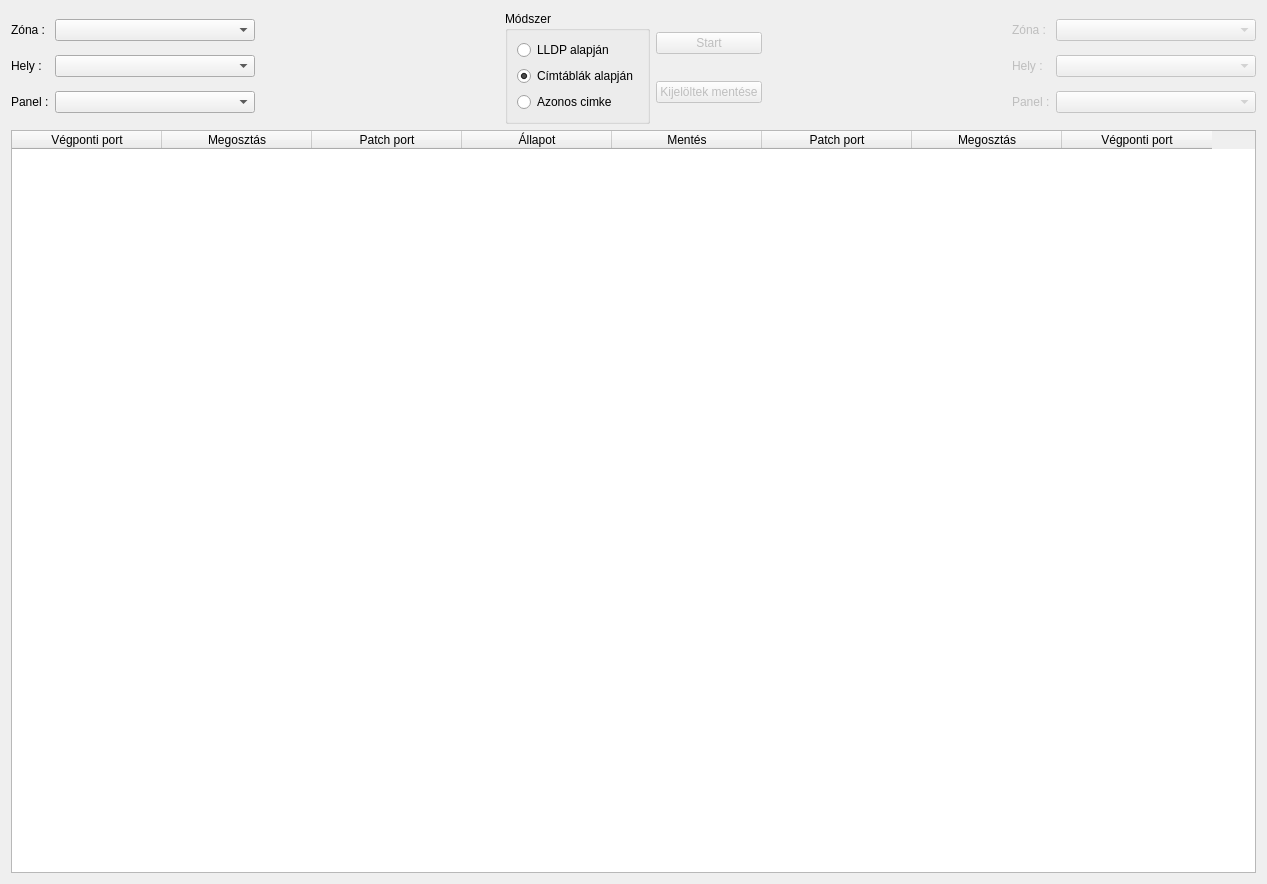
Old version of the form lv2g/deducepatch.ui in the repository csikfer/lanview2.
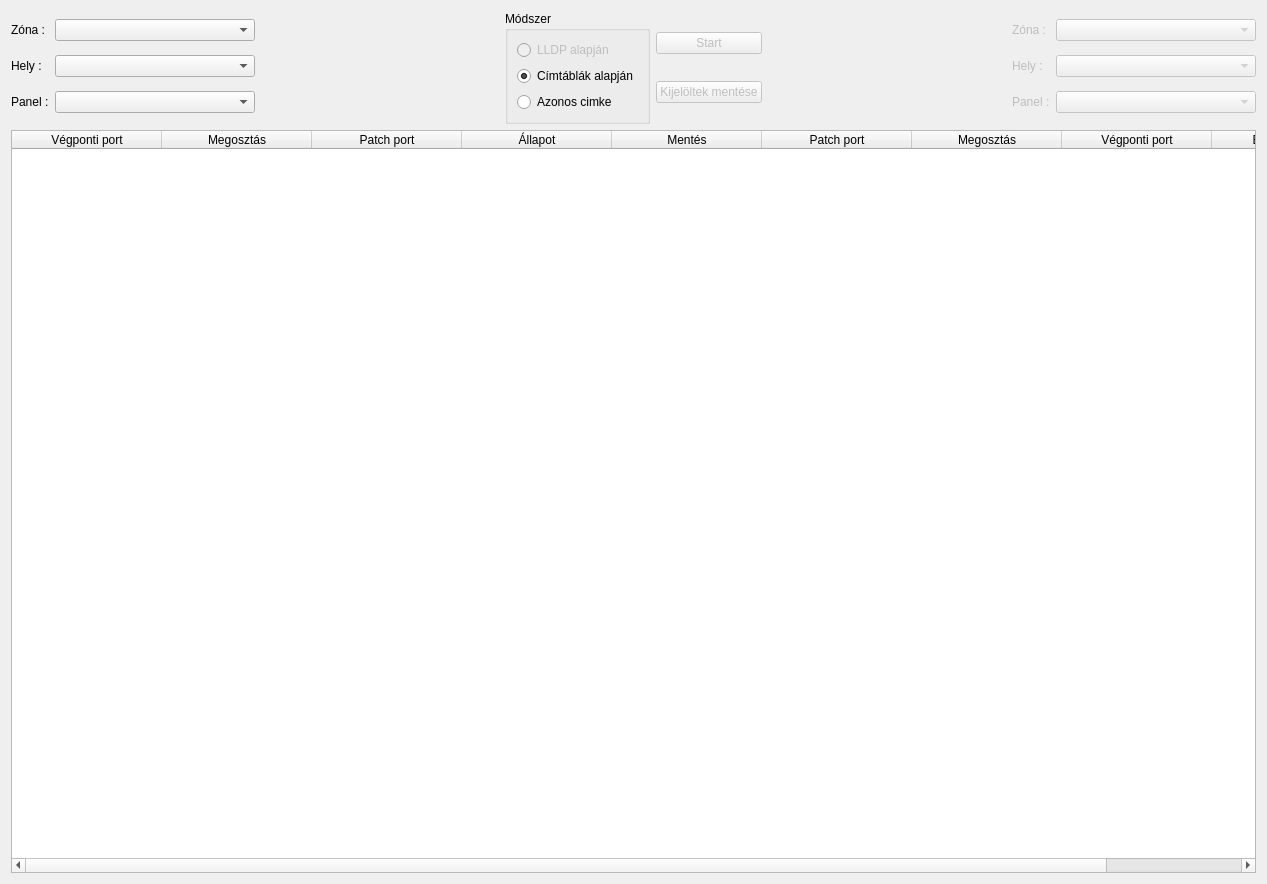
New version of the form.

Commit message: Falikábel felfedezés folyt. (LLDP-s letiltva, majd késöbb)

The edit to the form file:
```diff
--- a/lv2g/deducepatch.ui
+++ b/lv2g/deducepatch.ui
@@ -78,6 +78,9 @@
        <layout class="QVBoxLayout" name="verticalLayout_2">
         <item>
          <widget class="QRadioButton" name="radioButtonLLDP">
+          <property name="enabled">
+           <bool>false</bool>
+          </property>
           <property name="text">
            <string>LLDP alapján</string>
           </property>
@@ -280,6 +283,14 @@
        <string>Végponti port</string>
       </property>
      </column>
+     <column>
+      <property name="text">
+       <string>Első &lt; utolsó</string>
+      </property>
+      <property name="toolTip">
+       <string>Az észlelésének időintervalluma.</string>
+      </property>
+     </column>
     </widget>
    </item>
   </layout>
```
The commit also changes 2 other files.
